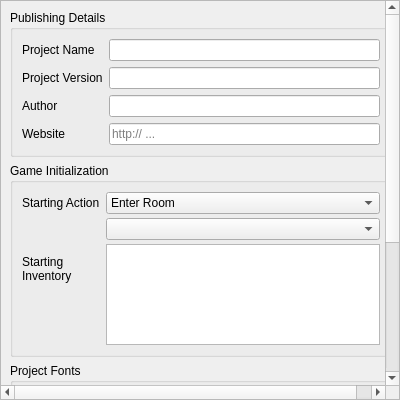
Before: the Qt Designer form res/forms/ProjectSettingsWidget.ui in tedvalson/NovelTea, drawn with Qt 5.
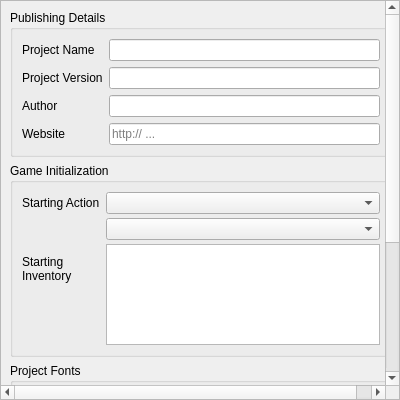
After: the same form once the commit is applied.

Commit message: Editor: Add project entry point to project settings

Diff of the .ui file:
```diff
--- a/res/forms/ProjectSettingsWidget.ui
+++ b/res/forms/ProjectSettingsWidget.ui
@@ -35,7 +35,7 @@
       <property name="geometry">
        <rect>
         <x>0</x>
-        <y>-220</y>
+        <y>0</y>
         <width>400</width>
         <height>600</height>
        </rect>
@@ -124,9 +124,15 @@
           </item>
           <item row="0" column="1">
            <widget class="QComboBox" name="comboStartingAction">
+            <property name="currentText">
+             <string/>
+            </property>
+            <property name="currentIndex">
+             <number>-1</number>
+            </property>
             <item>
              <property name="text">
-              <string>Enter Room</string>
+              <string>Play Cutscene</string>
              </property>
             </item>
             <item>
```
Left out of the diff: 2 changed lines with no effect on the pictures. The commit also changes 4 other files.
